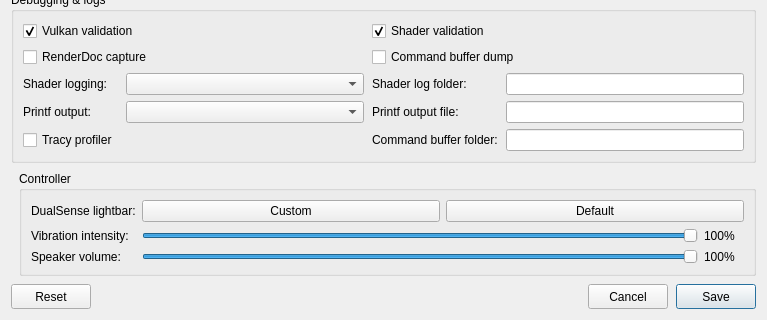
Before: the Qt Designer form src/launcher/forms/configuration_edit_dialog.ui in serbru20066666/brunoKytyPs5, drawn with Qt 5; both pictures show x 0 to 767 and y 385 to 705 of the 767 by 705 pixel window.
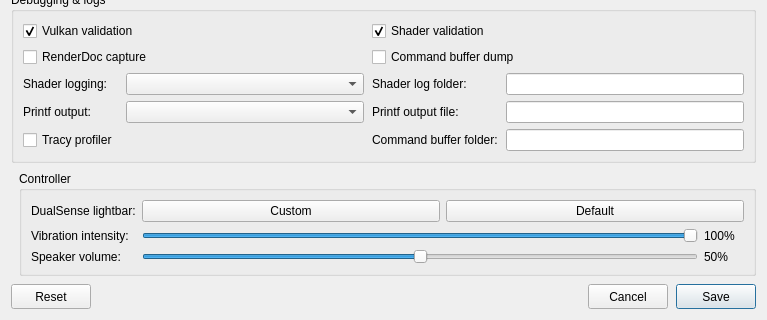
After: the same form once the commit is applied. Custom widgets are drawn as their Qt base class.

```diff
--- a/src/launcher/forms/configuration_edit_dialog.ui
+++ b/src/launcher/forms/configuration_edit_dialog.ui
@@ -379,14 +379,14 @@
          <widget class="QSlider" name="slider_controller_volume">
           <property name="toolTip"><string>Scale the DualSense controller speaker over USB and Bluetooth</string></property>
           <property name="maximum"><number>100</number></property>
-          <property name="value"><number>100</number></property>
+          <property name="value"><number>50</number></property>
           <property name="orientation"><enum>Qt::Horizontal</enum></property>
          </widget>
         </item>
         <item>
          <widget class="QLabel" name="label_controller_volume_value">
           <property name="minimumSize"><size><width>40</width><height>0</height></size></property>
-          <property name="text"><string>100%</string></property>
+          <property name="text"><string>50%</string></property>
          </widget>
         </item>
        </layout>
```
Left out of the diff: 2 changed lines with no effect on the pictures.
